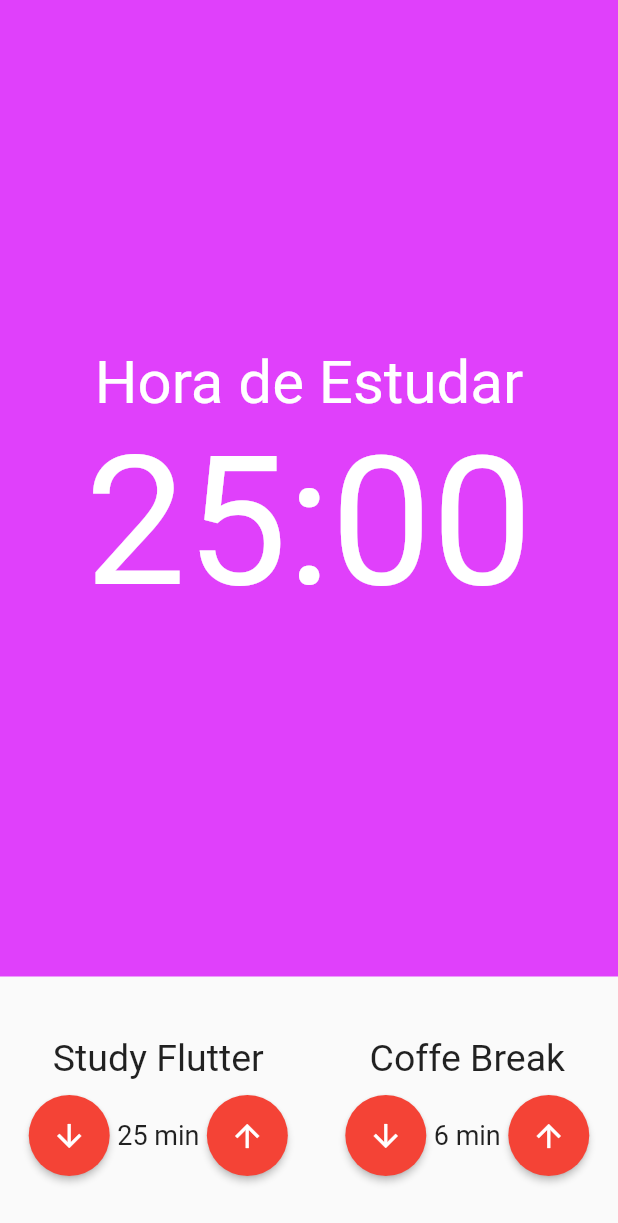
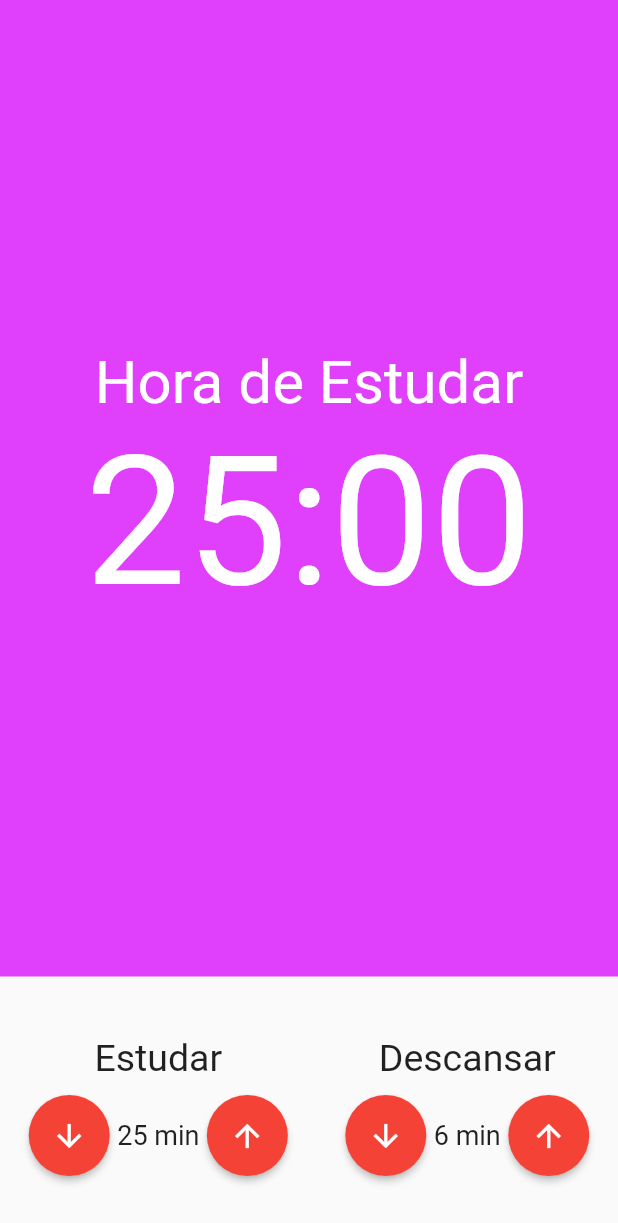
Before and after one commit to isaacscardoso/flutter-pomodoro, a Flutter app: the screen it shows after launch, on a phone screen of 412 x 824 dp. Shown: the top 1223 px of the screen. Run offline on Flutter 3.47's test engine with Material 2 defaults, Android fonts, the phone set to English and light mode, and no system bars; our stand-ins replace mobx; generated files the repository leaves out were written again.

Commit message:
Just changing the name of the title parameter in TimeInput.

```diff
--- a/lib/pages/pomodoro.dart
+++ b/lib/pages/pomodoro.dart
@@ -19,8 +19,8 @@ class Pomodoro extends StatelessWidget {
             child: Row(
               mainAxisAlignment: MainAxisAlignment.spaceAround,
               children: const <Widget>[
-                TimeInput(title: 'Study Flutter', timeAmount: 25),
-                TimeInput(title: 'Coffe Break', timeAmount: 6),
+                TimeInput(title: 'Estudar', timeAmount: 25),
+                TimeInput(title: 'Descansar', timeAmount: 6),
               ],
             ),
           ),
```
